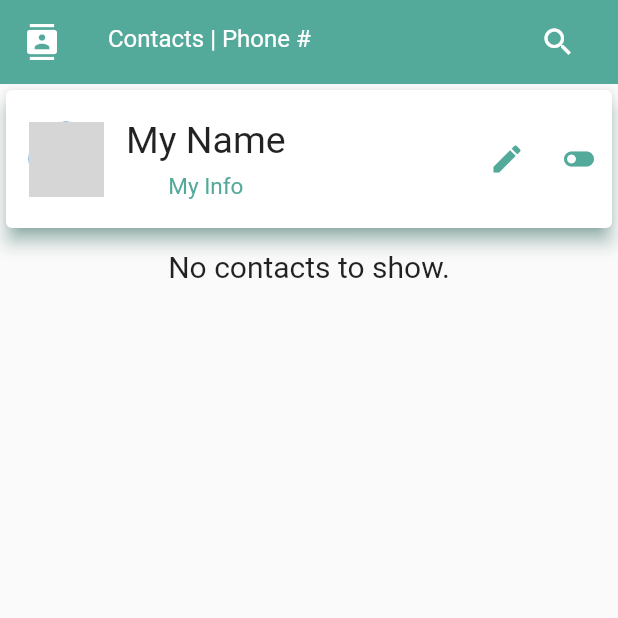
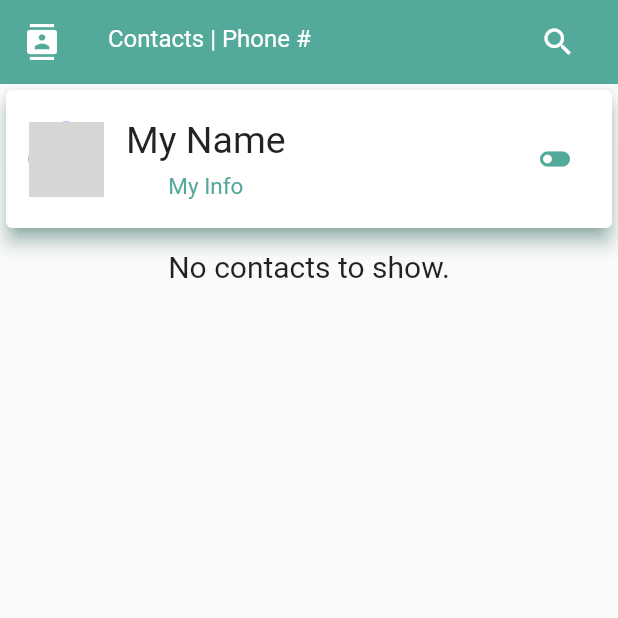
Before and after one commit to BrianJr03/myContacts, a Flutter app: the screen it shows after launch, on a phone screen of 412 x 824 dp, the top half of it. Run offline on Flutter 3.47's test engine with Material 2 defaults, Android fonts, the phone set to English and light mode, and no system bars; our stand-ins replace auto_size_text, flutter_contacts, fluttertoast, grouped_list, image_picker, shared_preferences; missing offline and left inert: flutter_phone_direct_caller; grey boxes are pictures that could not be loaded.

Commit message:
removes edit icon from myContactCard

```diff
--- a/contacts_screen/lib/pages/contacts_page/contacts_page.dart
+++ b/contacts_screen/lib/pages/contacts_page/contacts_page.dart
@@ -214,10 +214,6 @@ class _ContactsPageState extends State<ContactsPage> {
                     onTap: (() => _showUpdateInfoDialog()),
                     child: _myNameAndInfo()),
                 const Spacer(),
-                InkWell(
-                    onTap: () => _showUpdateInfoDialog(),
-                    child: Icon(Icons.edit, color: ColorsPlus.secondaryColor)),
-                const SizedBox(width: 24),
                 _isDialerShown
                     ? InkWell(
                         onTap: () {
@@ -233,7 +229,7 @@ class _ContactsPageState extends State<ContactsPage> {
                         },
                         child: Icon(Icons.toggle_off,
                             color: ColorsPlus.secondaryColor)),
-                const SizedBox(width: 10)
+                const SizedBox(width: 26),
               ],
             ),
           ),
```
